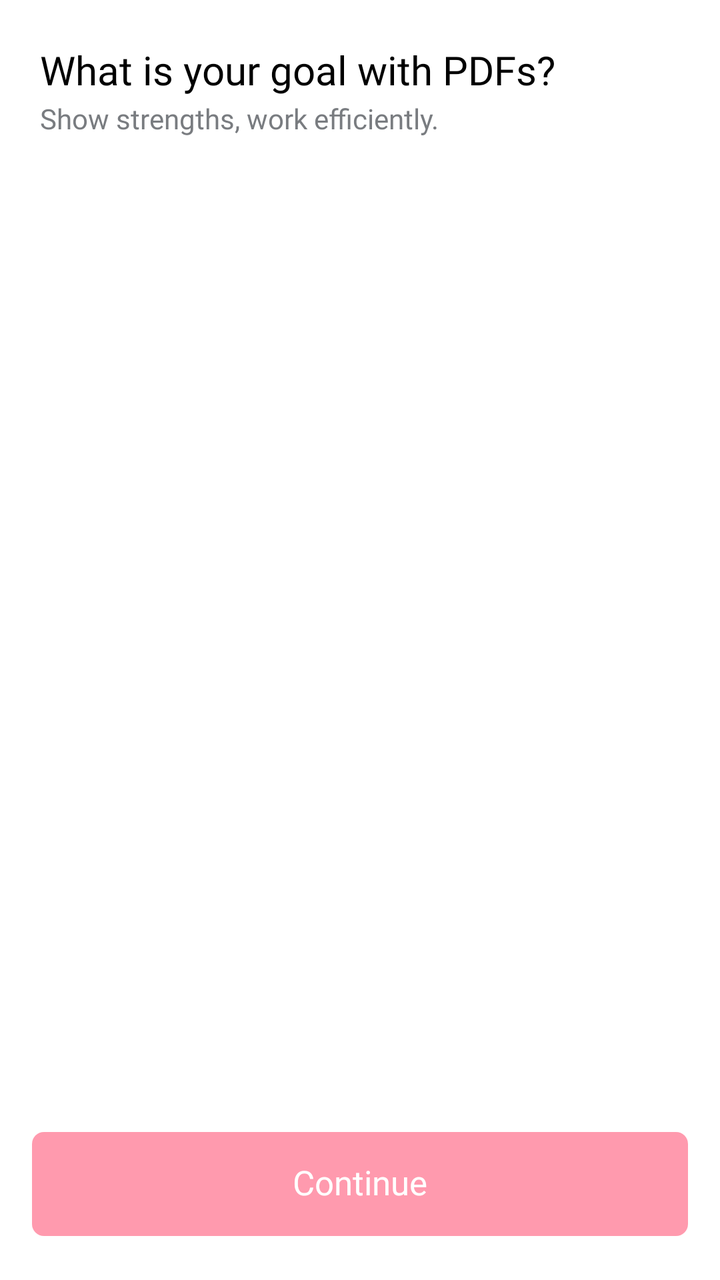
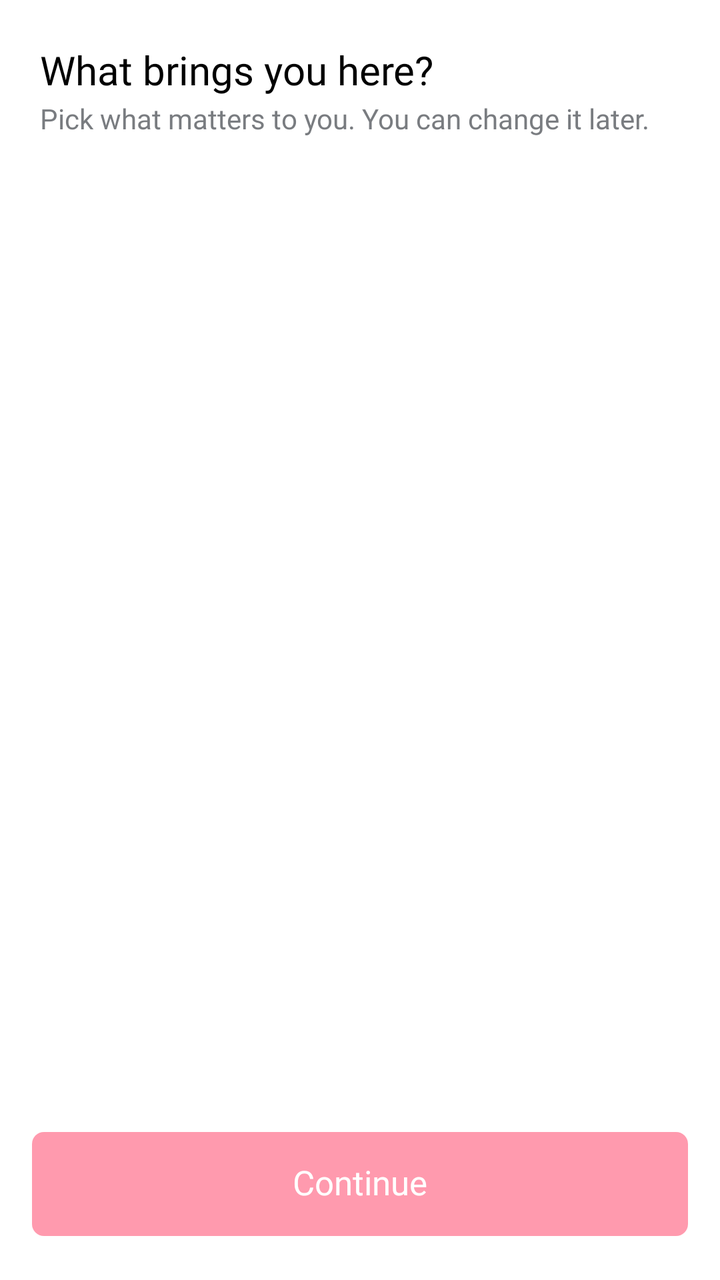

An Android layout rendered at two revisions. The XML below is the earlier revision; the diff shows what the commit changed to produce the second picture.
<!-- AndroidManifest.xml: another module's application theme Theme.Main -->
<!-- res/layout/ob_goal_screen.xml -->
<?xml version="1.0" encoding="utf-8"?>
<androidx.constraintlayout.widget.ConstraintLayout xmlns:android="http://schemas.android.com/apk/res/android"
    xmlns:app="http://schemas.android.com/apk/res-auto"
    android:layout_width="match_parent" android:layout_height="match_parent" android:background="@color/ob_white">

    <LinearLayout
        android:id="@+id/ob_goal_header"
        android:layout_width="match_parent" android:layout_height="wrap_content"
        android:orientation="vertical" android:paddingHorizontal="20dp" android:paddingTop="24dp" android:paddingBottom="8dp"
        app:layout_constraintTop_toTopOf="parent">
        <TextView android:layout_width="match_parent" android:layout_height="wrap_content" android:fontFamily="@font/ob_poppins_semibold" android:text="What is your goal with PDFs?" android:textColor="@color/ob_black" android:textSize="20sp" />
        <TextView android:layout_width="match_parent" android:layout_height="wrap_content" android:layout_marginTop="4dp" android:fontFamily="@font/ob_poppins_medium" android:text="Show strengths, work efficiently." android:textColor="@color/ob_text_secondary" android:textSize="14sp" />
    </LinearLayout>

    <androidx.recyclerview.widget.RecyclerView
        android:id="@id/ob_goal_options" android:layout_width="match_parent" android:layout_height="0dp"
        android:clipToPadding="false" android:paddingHorizontal="14dp" android:paddingTop="8dp" android:paddingBottom="8dp"
        app:layout_constraintBottom_toTopOf="@id/ob_privacy_goals_continue" app:layout_constraintTop_toBottomOf="@id/ob_goal_header" />

    <TextView
        android:id="@id/ob_privacy_goals_continue" android:layout_width="match_parent" android:layout_height="52dp"
        android:layout_marginHorizontal="16dp" android:layout_marginBottom="12dp"
        android:background="@drawable/ob_privacy_continue_bg" android:clickable="true" android:enabled="false"
        android:fontFamily="@font/ob_poppins_semibold" android:gravity="center" android:text="Continue" android:textColor="@color/ob_white" android:textSize="17sp"
        app:layout_constraintBottom_toTopOf="@id/ob_privacy_goals_ad" app:layout_constraintEnd_toEndOf="parent" app:layout_constraintStart_toStartOf="parent" />

    <FrameLayout
        android:id="@id/ob_privacy_goals_ad" android:layout_width="match_parent" android:layout_height="wrap_content"
        android:layout_marginHorizontal="12dp" android:layout_marginBottom="10dp"
        app:layout_constraintBottom_toBottomOf="parent" app:layout_constraintEnd_toEndOf="parent" app:layout_constraintStart_toStartOf="parent" />
</androidx.constraintlayout.widget.ConstraintLayout>
<!-- resources referenced by this layout -->
<resources>
  <color name="ob_black">#000000</color>
  <color name="ob_text_secondary">#797C80</color>
  <color name="ob_white">#FFFFFF</color>
  <!-- drawable ob_privacy_continue_bg (drawable) -->
  <?xml version="1.0" encoding="utf-8"?>
  <selector xmlns:android="http://schemas.android.com/apk/res/android">
      <item android:state_enabled="false">
          <shape><corners android:radius="6dp" /><solid android:color="#80FF375E" /></shape>
      </item>
      <item>
          <shape><corners android:radius="6dp" /><solid android:color="@color/ob_accent" /></shape>
      </item>
  </selector>
  <style name="Theme.Main" parent="Theme.MaterialComponents.Light.NoActionBar">
          
          <item name="colorPrimary">@color/purple_500</item>
          <item name="colorPrimaryVariant">@color/purple_700</item>
          <item name="colorOnPrimary">@color/white</item>
          <item name="android:windowLightStatusBar">true</item>
          <item name="android:windowLightNavigationBar" tools:targetApi="27">true</item>
          
          <item name="colorSecondary">@color/teal_200</item>
          <item name="colorSecondaryVariant">@color/teal_700</item>
          <item name="colorOnSecondary">@color/white</item>
          
          <item name="android:windowBackground">#F4F4F4</item>
          
          <item name="android:windowTranslucentStatus">true</item>
          <item name="android:windowTranslucentNavigation">true</item>
          
          <item name="android:windowFullscreen">false</item>
          
          <item name="android:windowNoTitle">true</item>
          
          <item name="android:animateLayoutChanges">false</item>
  
          <item name="android:includeFontPadding">false</item>
      </style>
  <color name="ob_accent">#FF375E</color>
  <color name="purple_500">#FF6200EE</color>
  <color name="purple_700">#FF3700B3</color>
  <color name="white">#FFFFFFFF</color>
  <color name="teal_200">#FF03DAC5</color>
  <color name="teal_700">#FF018786</color>
</resources>

<!-- the commit's change to res/layout/ob_goal_screen.xml (unified diff, before → after) -->
@@ -8,8 +8,8 @@
         android:layout_width="match_parent" android:layout_height="wrap_content"
         android:orientation="vertical" android:paddingHorizontal="20dp" android:paddingTop="24dp" android:paddingBottom="8dp"
         app:layout_constraintTop_toTopOf="parent">
-        <TextView android:layout_width="match_parent" android:layout_height="wrap_content" android:fontFamily="@font/ob_poppins_semibold" android:text="What is your goal with PDFs?" android:textColor="@color/ob_black" android:textSize="20sp" />
-        <TextView android:layout_width="match_parent" android:layout_height="wrap_content" android:layout_marginTop="4dp" android:fontFamily="@font/ob_poppins_medium" android:text="Show strengths, work efficiently." android:textColor="@color/ob_text_secondary" android:textSize="14sp" />
+        <TextView android:layout_width="match_parent" android:layout_height="wrap_content" android:fontFamily="@font/ob_poppins_semibold" android:text="@string/ob_goal_title" android:textColor="@color/ob_black" android:textSize="20sp" />
+        <TextView android:layout_width="match_parent" android:layout_height="wrap_content" android:layout_marginTop="4dp" android:fontFamily="@font/ob_poppins_medium" android:text="@string/ob_goal_subtitle" android:textColor="@color/ob_text_secondary" android:textSize="14sp" />
     </LinearLayout>
 
     <androidx.recyclerview.widget.RecyclerView
<!-- resource entries referenced after the edit -->
@@ -13,6 +13,8 @@
           <shape><corners android:radius="6dp" /><solid android:color="@color/ob_accent" /></shape>
       </item>
   </selector>
+  <string name="ob_goal_subtitle">Pick what matters to you. You can change it later.</string>
+  <string name="ob_goal_title">What brings you here?</string>
   <style name="Theme.Main" parent="Theme.MaterialComponents.Light.NoActionBar">
           
           <item name="colorPrimary">@color/purple_500</item>
